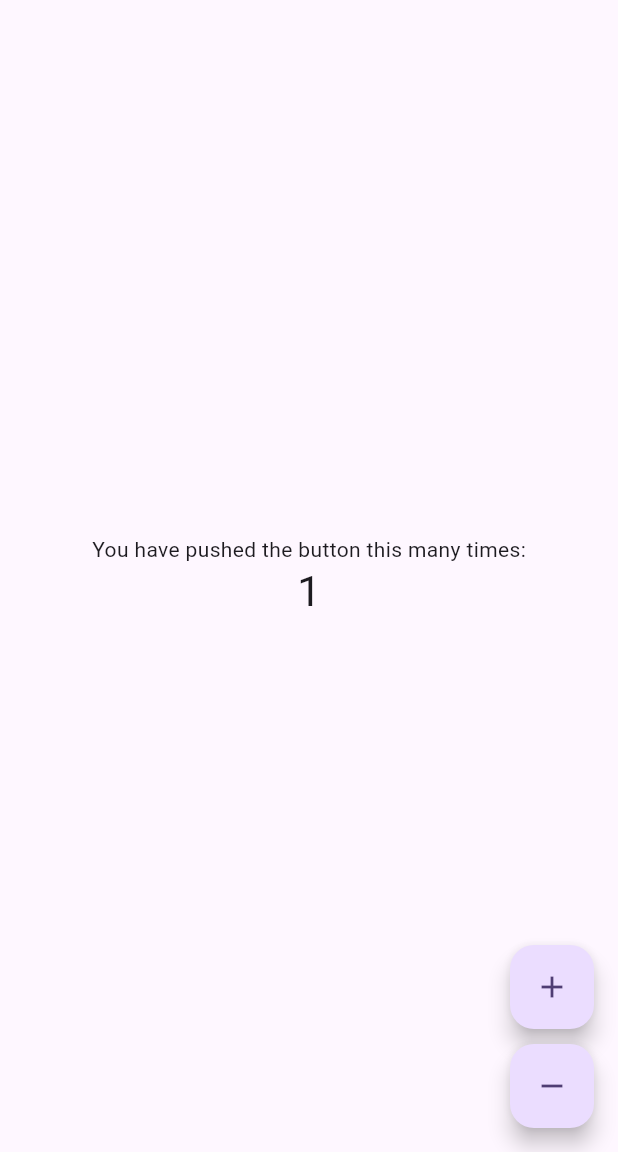
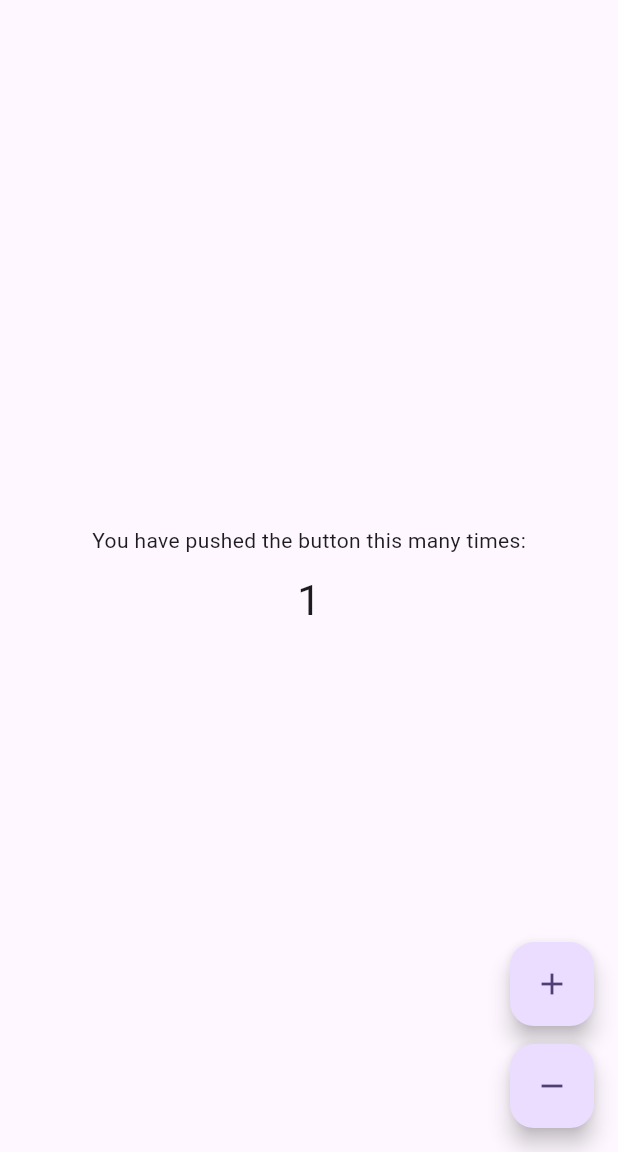
Before and after one commit to DMPDissanayake/flutter-state-management, a Flutter app: the screen it shows after launch, after a tap on the "add" icon, on a phone screen of 412 x 824 dp, the part 84-1236 px from its top. Run offline on Flutter 3.47's test engine with Material 3 defaults, Android fonts, the phone set to English and light mode, and no system bars; our stand-ins replace bloc, flutter_bloc, flutter_screenutil.

```diff
--- /dev/null
+++ b/lib/injection.dart
@@ -0,0 +1,24 @@
+/// A simple service locator using a Map to register and retrieve services.
+/// For more robust solutions in larger applications, consider packages like `get_it`.
+
+final Map<Type, dynamic> _services = {};
+
+/// Registers a singleton instance of a service.
+///
+/// [T] is the type of the service.
+/// [instance] is the actual object instance to register.
+void registerSingleton<T>(T instance) {
+  _services[T] = instance;
+}
+
+/// Retrieves a registered service instance.
+///
+/// [T] is the type of the service to retrieve.
+T injection<T>() {
+  if (!_services.containsKey(T)) {
+    throw Exception(
+      'Service of type $T not registered. Did you forget to call registerSingleton<${T.toString()}>()?',
+    );
+  }
+  return _services[T] as T;
+}
--- a/lib/main.dart
+++ b/lib/main.dart
@@ -1,21 +1,35 @@
 import 'package:flutter/material.dart';
 import 'package:flutter_bloc/flutter_bloc.dart';
+import 'package:flutter_screenutil/flutter_screenutil.dart';
 import 'package:test_bloc/bloc/counter/counter_bloc.dart';
+import 'package:test_bloc/injection.dart';
 
 void main() {
+  setupInjection();
   runApp(const MyApp());
+}
+
+void setupInjection() {
+  registerSingleton<CounterBloc>(CounterBloc());
 }
 
 class MyApp extends StatelessWidget {
   const MyApp({super.key});
   @override
   Widget build(BuildContext context) {
-    return MaterialApp(
+    return ScreenUtilInit(
+      designSize: const Size(360, 690),
+      minTextAdapt: true,
+      splitScreenMode: true,
+      child: MaterialApp(
         title: 'Flutter Demo',
-      theme: ThemeData(colorScheme: .fromSeed(seedColor: Colors.deepPurple)),
-      home: BlocProvider(
-        create: (context) => CounterBloc(),
-        child: const MyHomePage(title: 'Flutter Demo Home Page'),
+        theme: ThemeData(
+          colorScheme: ColorScheme.fromSeed(seedColor: Colors.deepPurple),
+        ),
+        home: BlocProvider<CounterBloc>.value(
+          value: injection<CounterBloc>(),
+          child: MyHomePage(title: 'Flutter Demo Home Page'),
+        ),
       ),
     );
   }
@@ -31,15 +45,7 @@ class MyHomePage extends StatefulWidget {
 
 class _MyHomePageState extends State<MyHomePage> {
   int _counter = 0;
-  //MyBloc myBloc = MyBloc();
-  //CounterBloc counterBloc = CounterBloc();
-  late CounterBloc counterBloc;
-
-  @override
-  void initState() {
-    counterBloc = BlocProvider.of<CounterBloc>(context);
-    super.initState();
-  }
+  final counterBloc = injection<CounterBloc>();
 
   @override
   Widget build(BuildContext context) {
@@ -48,31 +54,28 @@ class _MyHomePageState extends State<MyHomePage> {
         backgroundColor: Theme.of(context).colorScheme.inversePrimary,
         title: Text(widget.title),
       ),
-      body: Center(
+      body: BlocListener<CounterBloc, CounterState>(
+        listener: (context, state) {
+          if (state is CounterIncounterState) {
+            _counter = state.value;
+            setState(() {});
+          } else if (state is CounterDecrementState) {
+            _counter = state.value;
+            setState(() {});
+          }
+        },
+        child: Center(
           child: Column(
-          mainAxisAlignment: .center,
+            mainAxisAlignment: MainAxisAlignment.center,
             children: [
               const Text('You have pushed the button this many times:'),
-            BlocBuilder<CounterBloc, CounterState>(
-              builder: (context, state) {
-                if (state is CounterIncounterState) {
-                  _counter = state.value;
-                  return Text(
-                    '${state.value}',
+              SizedBox(height: 10.h),
+              Text(
+                '$_counter',
                 style: Theme.of(context).textTheme.headlineMedium,
-                  );
-                } else if (state is CounterDecrementState) {
-                  _counter = state.value;
-                  return Text(
-                    '${state.value}',
-                    style: Theme.of(context).textTheme.headlineMedium,
-                  );
-                } else {
-                  return Container();
-                }
-              },
               ),
             ],
+          ),
         ),
       ),
       floatingActionButton: Column(
@@ -86,7 +89,7 @@ class _MyHomePageState extends State<MyHomePage> {
             tooltip: 'Increment',
             child: const Icon(Icons.add),
           ),
-          const SizedBox(height: 10),
+          SizedBox(height: 10.h),
           FloatingActionButton(
             heroTag: 'decrement_btn',
             onPressed: () {
--- a/lib/my_bloc.dart
+++ b/lib/my_bloc.dart
@@ -1,62 +1,62 @@
-import 'dart:async';
+// import 'dart:async';
 
-class MyBloc {
-  final StreamController<MyState> _stateStreamController =
-      StreamController<MyState>();
+// class MyBloc {
+//   final StreamController<MyState> _stateStreamController =
+//       StreamController<MyState>();
 
-  StreamSink get _stateStreamSink => _stateStreamController.sink;
-  Stream<MyState> get stateStream => _stateStreamController.stream;
+//   StreamSink get _stateStreamSink => _stateStreamController.sink;
+//   Stream<MyState> get stateStream => _stateStreamController.stream;
 
-  final StreamController<Event> _eventStreamController =
-      StreamController<Event>();
+//   final StreamController<Event> _eventStreamController =
+//       StreamController<Event>();
 
-  StreamSink get eventStreamSink => _eventStreamController.sink;
-  Stream<Event> get _eventStream => _eventStreamController.stream;
+//   StreamSink get eventStreamSink => _eventStreamController.sink;
+//   Stream<Event> get _eventStream => _eventStreamController.stream;
 
-  MyBloc() {
-    _eventStream.listen((event) {
-      businessLogic(event);
-    });
-  }
+//   MyBloc() {
+//     _eventStream.listen((event) {
+//       businessLogic(event);
+//     });
+//   }
 
-  void businessLogic(Event event) {
-    int? value;
-    if (event is IncrementEvent) {
-      value = event.value;
-      value++;
-      _stateStreamSink.add(IncounterState(value: value));
-    } else if (event is DecrementEvent) {
-      value = event.value;
-      value--;
-      _stateStreamSink.add(DecrementState(value: value));
-    }
-  }
-}
+//   void businessLogic(Event event) {
+//     int? value;
+//     if (event is IncrementEvent) {
+//       value = event.value;
+//       value++;
+//       _stateStreamSink.add(IncounterState(value: value));
+//     } else if (event is DecrementEvent) {
+//       value = event.value;
+//       value--;
+//       _stateStreamSink.add(DecrementState(value: value));
+//     }
+//   }
+// }
 
-abstract class Event {}
+// abstract class Event {}
 
-class IncrementEvent extends Event {
-  int value;
+// class IncrementEvent extends Event {
+//   int value;
 
-  IncrementEvent({required this.value});
-}
+//   IncrementEvent({required this.value});
+// }
 
-class DecrementEvent extends Event {
-  int value;
+// class DecrementEvent extends Event {
+//   int value;
 
-  DecrementEvent({required this.value});
-}
+//   DecrementEvent({required this.value});
+// }
 
-abstract class MyState {}
+// abstract class MyState {}
 
-class IncounterState extends MyState {
-  int value;
+// class IncounterState extends MyState {
+//   int value;
 
-  IncounterState({required this.value});
-}
+//   IncounterState({required this.value});
+// }
 
-class DecrementState extends MyState {
-  int value;
+// class DecrementState extends MyState {
+//   int value;
 
-  DecrementState({required this.value});
-}
+//   DecrementState({required this.value});
+// }
--- a/pubspec.yaml
+++ b/pubspec.yaml
@@ -35,6 +35,8 @@ dependencies:
   # Use with the CupertinoIcons class for iOS style icons.
   cupertino_icons: ^1.0.8
   flutter_bloc: ^9.1.1
+  flutter_screenutil: ^5.9.3
+  injector: ^4.0.0
 
 dev_dependencies:
   flutter_test:
```
Also changed, not shown: pubspec.lock. Lines whose indentation alone changed are shown as unchanged.
